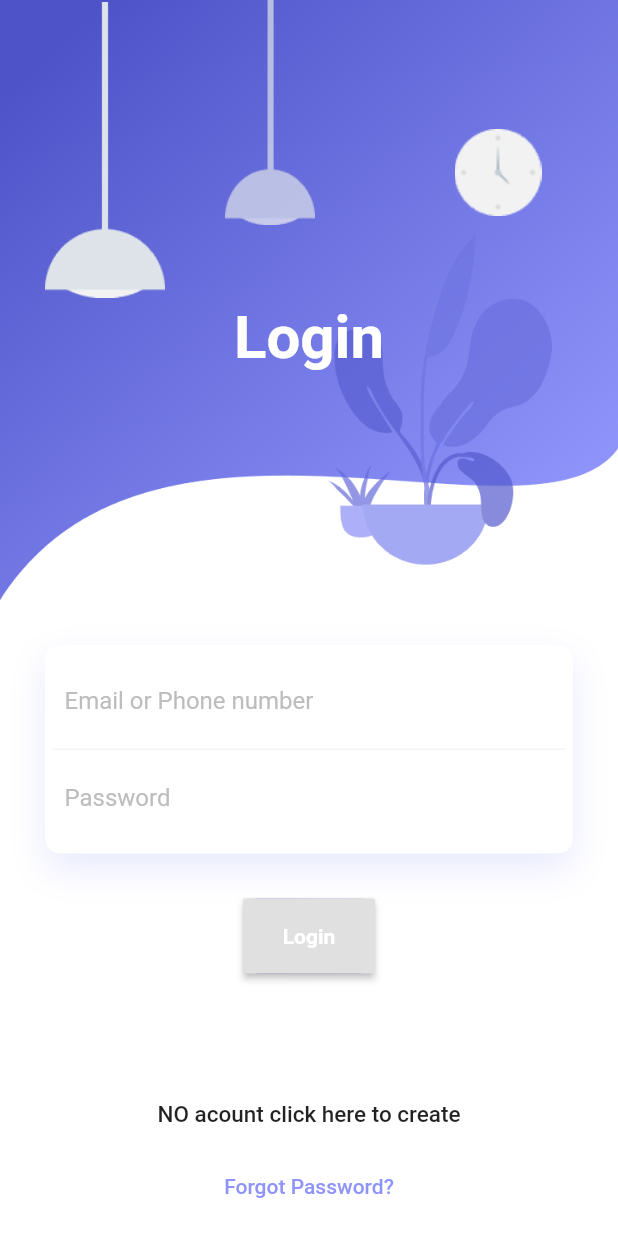
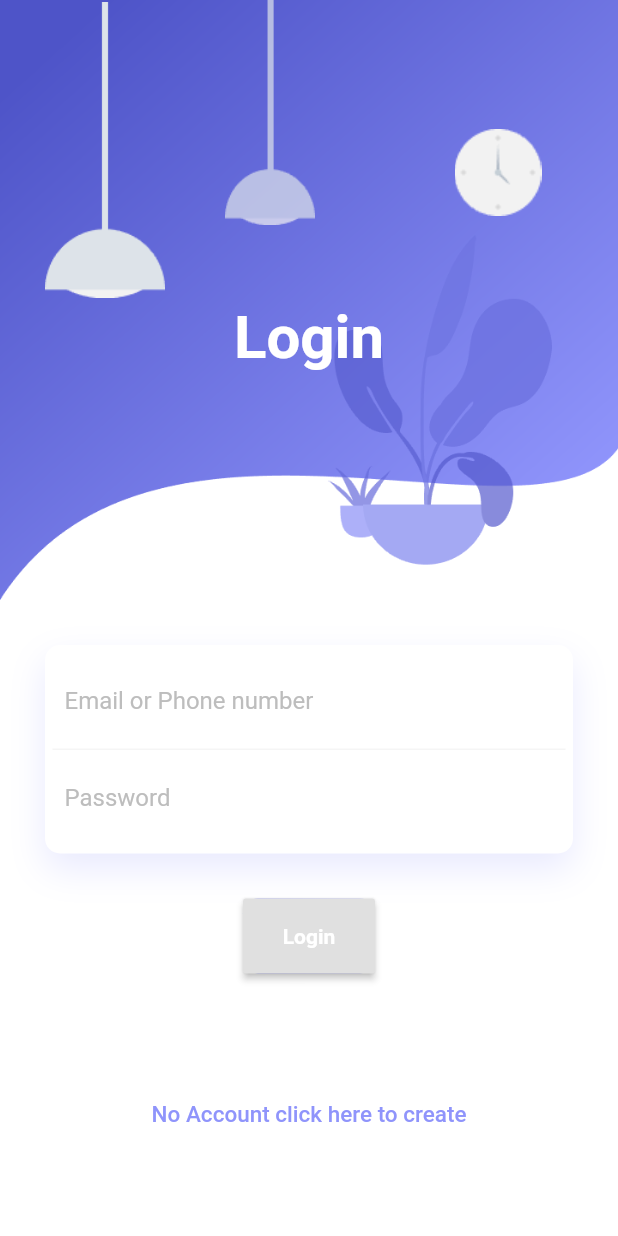
Before and after one commit to ble9/ChatterBox, a Flutter app: the screen it shows after launch, on a phone screen of 412 x 824 dp. Run offline on Flutter 3.47's test engine with Material 2 defaults, Android fonts, the phone set to English and light mode, and no system bars; our stand-ins replace firebase_auth, firebase_core, simple_animations, youtube_player_flutter; accounts and stored records are empty.

Commit message:
corrected colors and hid forget pass for next sprint

```diff
--- a/lib/main.dart
+++ b/lib/main.dart
@@ -22,8 +22,8 @@ class MyApp extends StatelessWidget {
       debugShowCheckedModeBanner: false,
         initialRoute: SignInScreen.routeName,
       theme: ThemeData(
-        primaryColor: Colors.purple,
-        accentColor: Colors.yellowAccent,
+        primaryColor: Color.fromRGBO(143, 148, 251, 1),
+        accentColor: Colors.grey,
       ),
 
       routes: {
--- a/lib/screens/siginin_screen.dart
+++ b/lib/screens/siginin_screen.dart
@@ -170,11 +170,11 @@ class _SignInState extends State<SignInScreen> {
                       ),
                       FlatButton(
                         onPressed: con.signUp,
-                        child: Text('NO acount click here to create',
-                            style: TextStyle(fontSize: 15.0)),
+                        child: Text('No Account click here to create',
+                            style: TextStyle(fontSize: 15.0 , color: Color.fromRGBO(143, 148, 251, 1))),
                       ),
-                      FlatButton(
-                          child: FadeAnimation(1.5, Text("Forgot Password?", style: TextStyle(color: Color.fromRGBO(143, 148, 251, 1)),))),
+//                      FlatButton(
+//                          child: FadeAnimation(1.5, Text("Forgot Password?", style: TextStyle(color: Color.fromRGBO(143, 148, 251, 1)),))),
                       ],
                   ),
                 )
--- a/lib/screens/signup_screen.dart
+++ b/lib/screens/signup_screen.dart
@@ -59,7 +59,7 @@ class _SignUpState extends State<SignUpScreen> {
                   'Create',
                   style: TextStyle(fontSize: 20.0, color: Colors.black),
                 ),
-                color: Colors.deepOrange,
+                color: Color.fromRGBO(143, 148, 251, 1),
                 onPressed: con.signUp,
               ),
             ],
```
